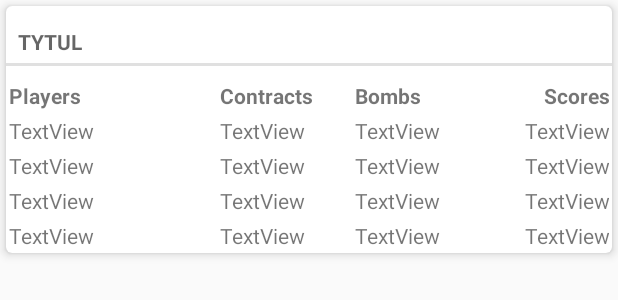
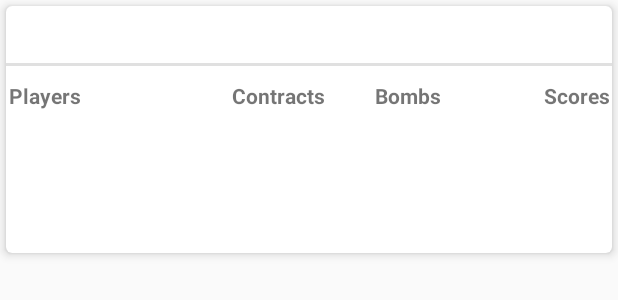
Before and after one commit to godlesie/Tysic, an Android app: the layout item_gry.xml on its own in the app's theme, with its tools: preview values and no code run, on a phone screen of 412 x 824 dp. Shown: the top 300 px of the screen. Run offline under Robolectric (Android 15) with nearby library versions, the phone set to English and light mode, and no system bars.

Commit message:
Poprawienie layoutu

```diff
--- a/app/src/main/res/layout/item_gry.xml
+++ b/app/src/main/res/layout/item_gry.xml
@@ -19,7 +19,6 @@
             android:layout_width="match_parent"
             android:layout_height="wrap_content"
             android:layout_marginTop="8dp"
-            android:text="tytul"
             app:layout_constraintEnd_toEndOf="parent"
             app:layout_constraintStart_toStartOf="parent"
             app:layout_constraintTop_toTopOf="parent" />
@@ -83,29 +82,25 @@
                     android:id="@+id/text_view_player_1"
                     android:layout_width="wrap_content"
                     android:layout_height="wrap_content"
-                    android:layout_weight="3"
-                    android:text="TextView" />
+                    android:layout_weight="3" />
 
                 <TextView
                     android:id="@+id/text_view_contract_1"
                     android:layout_width="wrap_content"
                     android:layout_height="wrap_content"
-                    android:layout_weight="1"
-                    android:text="TextView" />
+                    android:layout_weight="1" />
 
                 <TextView
                     android:id="@+id/text_view_bomb_1"
                     android:layout_width="wrap_content"
                     android:layout_height="wrap_content"
-                    android:layout_weight="1"
-                    android:text="TextView" />
+                    android:layout_weight="1" />
 
                 <TextView
                     android:id="@+id/text_view_score_1"
                     android:layout_width="wrap_content"
                     android:layout_height="wrap_content"
                     android:layout_weight="1"
-                    android:text="TextView"
                     android:textAlignment="viewEnd" />
             </TableRow>
 
@@ -119,29 +114,25 @@
                     android:id="@+id/text_view_player_2"
                     android:layout_width="wrap_content"
                     android:layout_height="wrap_content"
-                    android:layout_weight="3"
-                    android:text="TextView" />
+                    android:layout_weight="3" />
 
                 <TextView
                     android:id="@+id/text_view_contract_2"
                     android:layout_width="wrap_content"
                     android:layout_height="wrap_content"
-                    android:layout_weight="1"
-                    android:text="TextView" />
+                    android:layout_weight="1" />
 
                 <TextView
                     android:id="@+id/text_view_bomb_2"
                     android:layout_width="wrap_content"
                     android:layout_height="wrap_content"
-                    android:layout_weight="1"
-                    android:text="TextView" />
+                    android:layout_weight="1" />
 
                 <TextView
                     android:id="@+id/text_view_score_2"
                     android:layout_width="wrap_content"
                     android:layout_height="wrap_content"
                     android:layout_weight="1"
-                    android:text="TextView"
                     android:textAlignment="viewEnd" />
             </TableRow>
 
@@ -155,29 +146,25 @@
                     android:id="@+id/text_view_player_3"
                     android:layout_width="wrap_content"
                     android:layout_height="wrap_content"
-                    android:layout_weight="3"
-                    android:text="TextView" />
+                    android:layout_weight="3" />
 
                 <TextView
                     android:id="@+id/text_view_contract_3"
                     android:layout_width="wrap_content"
                     android:layout_height="wrap_content"
-                    android:layout_weight="1"
-                    android:text="TextView" />
+                    android:layout_weight="1" />
 
                 <TextView
                     android:id="@+id/text_view_bomb_3"
                     android:layout_width="wrap_content"
                     android:layout_height="wrap_content"
-                    android:layout_weight="1"
-                    android:text="TextView" />
+                    android:layout_weight="1" />
 
                 <TextView
                     android:id="@+id/text_view_score_3"
                     android:layout_width="wrap_content"
                     android:layout_height="wrap_content"
                     android:layout_weight="1"
-                    android:text="TextView"
                     android:textAlignment="viewEnd" />
             </TableRow>
 
@@ -191,29 +178,25 @@
                     android:id="@+id/text_view_player_4"
                     android:layout_width="wrap_content"
                     android:layout_height="wrap_content"
-                    android:layout_weight="3"
-                    android:text="TextView" />
+                    android:layout_weight="3" />
 
                 <TextView
                     android:id="@+id/text_view_contract_4"
                     android:layout_width="wrap_content"
                     android:layout_height="wrap_content"
-                    android:layout_weight="1"
-                    android:text="TextView" />
+                    android:layout_weight="1" />
 
                 <TextView
                     android:id="@+id/text_view_bomb_4"
                     android:layout_width="wrap_content"
                     android:layout_height="wrap_content"
-                    android:layout_weight="1"
-                    android:text="TextView" />
+                    android:layout_weight="1" />
 
                 <TextView
                     android:id="@+id/text_view_score_4"
                     android:layout_width="wrap_content"
                     android:layout_height="wrap_content"
                     android:layout_weight="1"
-                    android:text="TextView"
                     android:textAlignment="viewEnd" />
             </TableRow>
 
```
Also changed, not shown: app/src/main/res/layout/fragment_gry.xml (+8 -20 lines), app/src/main/res/layout/item_rozgywki.xml (+8 -21 lines).
